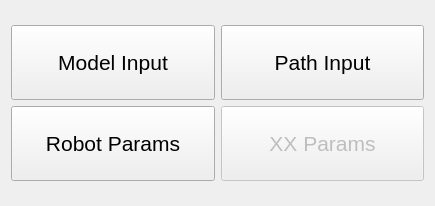
This is framefab_gui/src/uis/params_submenu.ui in yijiangh/choreo as Qt 5 draws it before an edit. The edited form follows.
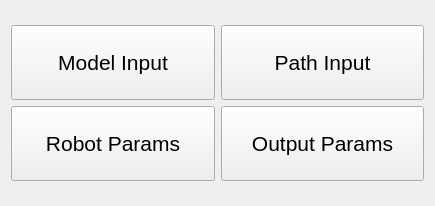
This is the edited form.

Commit message: output path input done.

Diff of the .ui file:
```diff
--- a/framefab_gui/src/uis/params_submenu.ui
+++ b/framefab_gui/src/uis/params_submenu.ui
@@ -19,7 +19,7 @@
      <item row="1" column="1">
       <widget class="QPushButton" name="pushButtonQAOptions">
        <property name="enabled">
-        <bool>false</bool>
+        <bool>true</bool>
        </property>
        <property name="minimumSize">
         <size>
@@ -33,7 +33,7 @@
         </font>
        </property>
        <property name="text">
-        <string>XX Params</string>
+        <string>Output Params</string>
        </property>
       </widget>
      </item>
```
Left out of the diff: 2 changed lines with no effect on the pictures. The commit also changes 17 other files.
